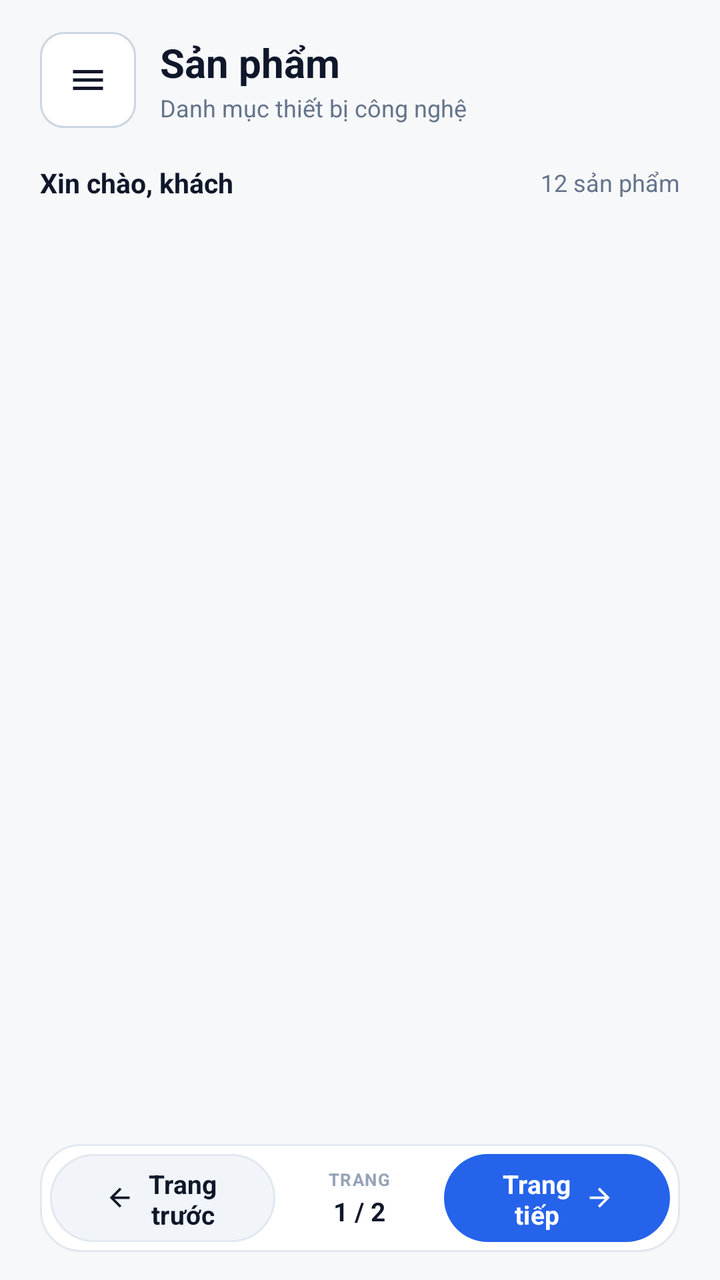
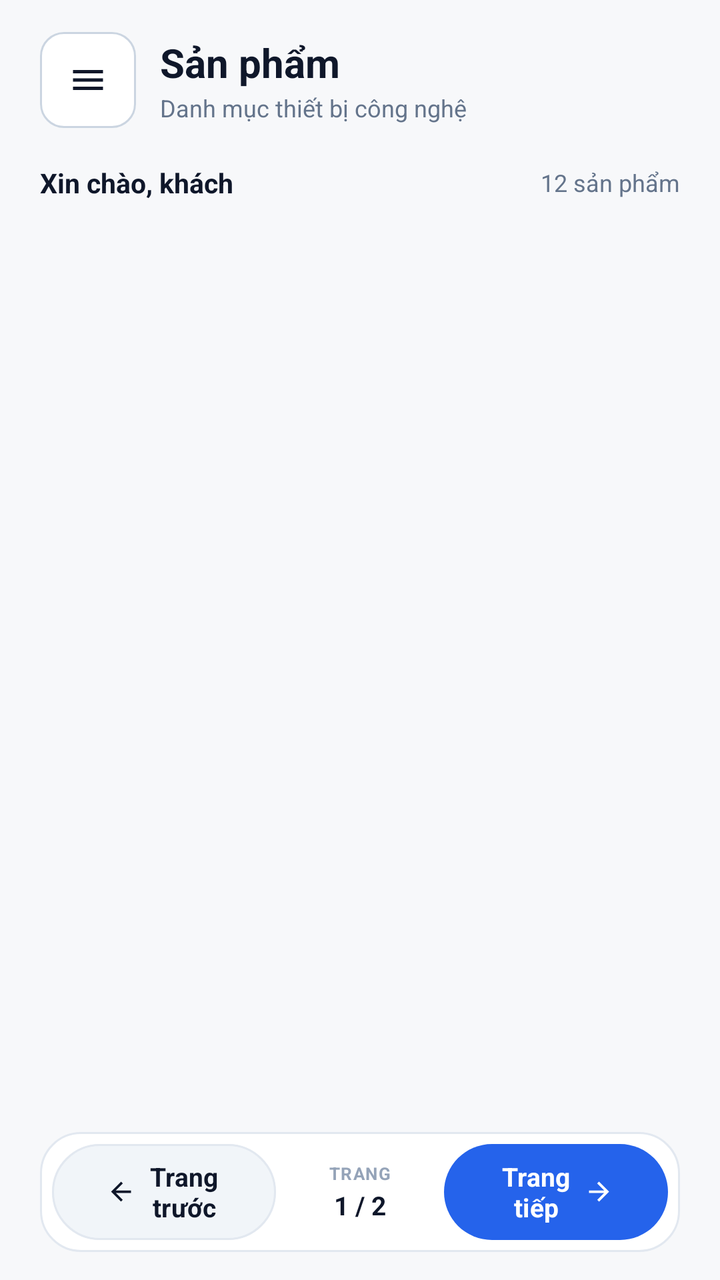

The first picture is an Android layout as it rendered before a commit; the second is the same layout after the commit. The layout source and the unified diff follow.
<!-- AndroidManifest.xml: application theme Theme.MyApplication -->
<!-- res/layout/activity_product_list.xml -->
<?xml version="1.0" encoding="utf-8"?>
<LinearLayout xmlns:android="http://schemas.android.com/apk/res/android"
    xmlns:app="http://schemas.android.com/apk/res-auto"
    xmlns:tools="http://schemas.android.com/tools"
    android:id="@+id/rootProductList"
    android:layout_width="match_parent"
    android:layout_height="match_parent"
    android:background="@color/screen_background"
    android:fitsSystemWindows="true"
    android:orientation="vertical"
    android:paddingStart="20dp"
    android:paddingTop="12dp"
    android:paddingEnd="20dp"
    android:paddingBottom="14dp"
    tools:ignore="HardcodedText,TextContrastCheck">

    
    <LinearLayout
        android:id="@+id/headerBar"
        android:layout_width="match_parent"
        android:layout_height="wrap_content"
        android:gravity="center_vertical"
        android:orientation="horizontal"
        android:paddingTop="4dp"
        android:paddingBottom="4dp">

        <com.google.android.material.button.MaterialButton
            android:id="@+id/btnToggleMenu"
            android:layout_width="48dp"
            android:layout_height="48dp"
            android:clickable="true"
            android:contentDescription="Mở hoặc đóng menu"
            android:focusable="true"
            android:insetLeft="0dp"
            android:insetTop="0dp"
            android:insetRight="0dp"
            android:insetBottom="0dp"
            android:minWidth="48dp"
            android:minHeight="48dp"
            android:padding="0dp"
            app:backgroundTint="@color/surface"
            app:cornerRadius="12dp"
            app:icon="@drawable/ic_menu_24"
            app:iconGravity="textStart"
            app:iconPadding="0dp"
            app:iconSize="20dp"
            app:iconTint="@color/ink"
            app:strokeColor="@color/border_strong"
            app:strokeWidth="1dp"
            tools:ignore="TouchTargetSizeCheck" />

        <LinearLayout
            android:layout_width="0dp"
            android:layout_height="wrap_content"
            android:layout_marginStart="12dp"
            android:layout_weight="1"
            android:orientation="vertical">

            <TextView
                android:id="@+id/tvHeaderTitle"
                android:layout_width="wrap_content"
                android:layout_height="wrap_content"
                android:text="Sản phẩm"
                android:textColor="@color/ink"
                android:textSize="20sp"
                android:textStyle="bold" />

            <TextView
                android:id="@+id/tvHeaderSubtitle"
                android:layout_width="wrap_content"
                android:layout_height="wrap_content"
                android:layout_marginTop="1dp"
                android:text="Danh mục thiết bị công nghệ"
                android:textColor="@color/text_secondary"
                android:textSize="12sp" />
        </LinearLayout>
    </LinearLayout>

    
    <LinearLayout
        android:id="@+id/layoutMenu"
        android:layout_width="match_parent"
        android:layout_height="wrap_content"
        android:layout_marginTop="10dp"
        android:background="@drawable/bg_surface"
        android:elevation="4dp"
        android:orientation="vertical"
        android:padding="12dp"
        android:visibility="gone">

        <LinearLayout
            android:layout_width="match_parent"
            android:layout_height="wrap_content"
            android:gravity="center_vertical"
            android:orientation="horizontal"
            android:paddingStart="8dp"
            android:paddingTop="2dp"
            android:paddingEnd="8dp"
            android:paddingBottom="8dp">

            <TextView
                android:layout_width="0dp"
                android:layout_height="wrap_content"
                android:layout_weight="1"
                android:letterSpacing="0.08"
                android:text="ĐIỀU HƯỚNG &amp; BỘ LỌC"
                android:textColor="@color/text_tertiary"
                android:textSize="10sp"
                android:textStyle="bold" />

            <TextView
                android:id="@+id/tvMenuAccountBadge"
                android:layout_width="wrap_content"
                android:layout_height="wrap_content"
                android:background="@drawable/bg_badge_primary"
                android:paddingStart="8dp"
                android:paddingTop="3dp"
                android:paddingEnd="8dp"
                android:paddingBottom="3dp"
                android:text="Tài khoản: admin"
                android:textColor="@color/primary_dark"
                android:textSize="11sp"
                android:textStyle="bold" />
        </LinearLayout>

        <TextView
            android:id="@+id/menuHome"
            android:layout_width="match_parent"
            android:layout_height="48dp"
            android:background="@drawable/bg_menu_item"
            android:clickable="true"
            android:focusable="true"
            android:gravity="center_vertical"
            android:paddingStart="12dp"
            android:paddingEnd="12dp"
            android:text="Tất cả sản phẩm"
            android:textColor="@color/primary_dark"
            android:textSize="13.5sp"
            android:textStyle="bold" />

        <TextView
            android:id="@+id/menuFilterMobile"
            android:layout_width="match_parent"
            android:layout_height="48dp"
            android:background="@drawable/bg_menu_item"
            android:clickable="true"
            android:focusable="true"
            android:gravity="center_vertical"
            android:paddingStart="12dp"
            android:paddingEnd="12dp"
            android:text="Điện thoại &amp; Máy tính bảng"
            android:textColor="@color/ink"
            android:textSize="13.5sp" />

        <TextView
            android:id="@+id/menuFilterAudio"
            android:layout_width="match_parent"
            android:layout_height="48dp"
            android:background="@drawable/bg_menu_item"
            android:clickable="true"
            android:focusable="true"
            android:gravity="center_vertical"
            android:paddingStart="12dp"
            android:paddingEnd="12dp"
            android:text="Thiết bị âm thanh (Tai nghe, Loa)"
            android:textColor="@color/ink"
            android:textSize="13.5sp" />

        <TextView
            android:id="@+id/menuFilterAccessory"
            android:layout_width="match_parent"
            android:layout_height="48dp"
            android:background="@drawable/bg_menu_item"
            android:clickable="true"
            android:focusable="true"
            android:gravity="center_vertical"
            android:paddingStart="12dp"
            android:paddingEnd="12dp"
            android:text="Laptop &amp; Phụ kiện công nghệ"
            android:textColor="@color/ink"
            android:textSize="13.5sp" />

        <View
            android:layout_width="match_parent"
            android:layout_height="1dp"
            android:layout_marginTop="6dp"
            android:layout_marginBottom="6dp"
            android:background="@color/border" />

        <TextView
            android:id="@+id/menuInfo"
            android:layout_width="match_parent"
            android:layout_height="48dp"
            android:background="@drawable/bg_menu_item"
            android:clickable="true"
            android:focusable="true"
            android:gravity="center_vertical"
            android:paddingStart="12dp"
            android:paddingEnd="12dp"
            android:text="Thông tin ứng dụng"
            android:textColor="@color/text_secondary"
            android:textSize="13.5sp" />

        <TextView
            android:id="@+id/menuLogout"
            android:layout_width="match_parent"
            android:layout_height="48dp"
            android:background="@drawable/bg_menu_item"
            android:clickable="true"
            android:focusable="true"
            android:gravity="center_vertical"
            android:paddingStart="12dp"
            android:paddingEnd="12dp"
            android:text="Đăng xuất"
            android:textColor="@color/danger"
            android:textSize="13.5sp"
            android:textStyle="bold" />
    </LinearLayout>

    
    <LinearLayout
        android:layout_width="match_parent"
        android:layout_height="wrap_content"
        android:layout_marginTop="14dp"
        android:layout_marginBottom="10dp"
        android:gravity="center_vertical"
        android:orientation="horizontal">

        <TextView
            android:id="@+id/tvWelcomeUser"
            android:layout_width="0dp"
            android:layout_height="wrap_content"
            android:layout_weight="1"
            android:text="Xin chào, khách"
            android:textColor="@color/ink"
            android:textSize="13.5sp"
            android:textStyle="bold" />

        <TextView
            android:id="@+id/tvProductCount"
            android:layout_width="wrap_content"
            android:layout_height="wrap_content"
            android:text="12 sản phẩm"
            android:textColor="@color/text_secondary"
            android:textSize="12sp" />

    </LinearLayout>

    
    <ListView
        android:id="@+id/listView"
        android:layout_width="match_parent"
        android:layout_height="0dp"
        android:layout_weight="1"
        android:background="@android:color/transparent"
        android:clipToPadding="false"
        android:divider="@null"
        android:dividerHeight="0dp"
        android:listSelector="@android:color/transparent"
        android:overScrollMode="never"
        android:paddingBottom="4dp"
        android:scrollbars="none" />

    
    <LinearLayout
        android:layout_width="match_parent"
        android:layout_height="wrap_content"
        android:layout_marginTop="10dp"
        android:background="@drawable/bg_bottom_bar"
        android:gravity="center_vertical"
        android:orientation="horizontal"
        android:padding="5dp">

        <com.google.android.material.button.MaterialButton
            android:id="@+id/btnPrev"
            android:layout_width="0dp"
            android:layout_height="44dp"
            android:layout_weight="1"
            android:insetLeft="0dp"
            android:insetTop="0dp"
            android:insetRight="0dp"
            android:insetBottom="0dp"
            android:minWidth="44dp"
            android:minHeight="44dp"
            android:text="Trang trước"
            android:textAllCaps="false"
            android:textColor="@color/ink"
            android:textSize="13sp"
            android:textStyle="bold"
            app:backgroundTint="@color/surface_subtle"
            app:cornerRadius="22dp"
            app:icon="@drawable/ic_arrow_left_24"
            app:iconGravity="textStart"
            app:iconPadding="5dp"
            app:iconSize="15dp"
            app:iconTint="@color/ink"
            app:strokeColor="@color/border"
            app:strokeWidth="1dp"
            tools:ignore="TouchTargetSizeCheck" />

        <LinearLayout
            android:layout_width="0dp"
            android:layout_height="44dp"
            android:layout_weight="0.75"
            android:gravity="center"
            android:orientation="vertical">

            <TextView
                android:layout_width="wrap_content"
                android:layout_height="wrap_content"
                android:letterSpacing="0.06"
                android:text="TRANG"
                android:textColor="@color/text_tertiary"
                android:textSize="8.5sp"
                android:textStyle="bold" />

            <TextView
                android:id="@+id/tvPage"
                android:layout_width="wrap_content"
                android:layout_height="wrap_content"
                android:layout_marginTop="1dp"
                android:text="1 / 2"
                android:textColor="@color/ink"
                android:textSize="13sp"
                android:textStyle="bold" />
        </LinearLayout>

        <com.google.android.material.button.MaterialButton
            android:id="@+id/btnNext"
            android:layout_width="0dp"
            android:layout_height="44dp"
            android:layout_weight="1"
            android:insetLeft="0dp"
            android:insetTop="0dp"
            android:insetRight="0dp"
            android:insetBottom="0dp"
            android:minWidth="44dp"
            android:minHeight="44dp"
            android:text="Trang tiếp"
            android:textAllCaps="false"
            android:textColor="@color/white"
            android:textSize="13sp"
            android:textStyle="bold"
            app:backgroundTint="@color/primary"
            app:cornerRadius="22dp"
            app:icon="@drawable/ic_arrow_right_24"
            app:iconGravity="textEnd"
            app:iconPadding="5dp"
            app:iconSize="15dp"
            app:iconTint="@color/white"
            tools:ignore="TouchTargetSizeCheck" />
    </LinearLayout>

</LinearLayout>
<!-- resources referenced by this layout -->
<resources>
  <color name="border">#E2E8F0</color>
  <color name="border_strong">#CBD5E1</color>
  <color name="danger">#DC2626</color>
  <color name="ink">#0F172A</color>
  <color name="primary">#2563EB</color>
  <color name="primary_dark">#1D4ED8</color>
  <color name="screen_background">#F7F8FA</color>
  <color name="surface">#FFFFFFFF</color>
  <color name="surface_subtle">#F1F5F9</color>
  <color name="text_secondary">#64748B</color>
  <color name="text_tertiary">#94A3B8</color>
  <color name="white">#FFFFFFFF</color>
  <!-- drawable bg_badge_primary (drawable) -->
  <?xml version="1.0" encoding="utf-8"?>
  <shape xmlns:android="http://schemas.android.com/apk/res/android" android:shape="rectangle">
      <solid android:color="@color/primary_soft" />
      <corners android:radius="6dp" />
  </shape>
  <!-- drawable bg_bottom_bar (drawable) -->
  <?xml version="1.0" encoding="utf-8"?>
  <shape xmlns:android="http://schemas.android.com/apk/res/android" android:shape="rectangle">
      <solid android:color="@color/surface" />
      <stroke android:width="1dp" android:color="@color/border" />
      <corners android:radius="20dp" />
  </shape>
  <!-- drawable bg_menu_item (drawable) -->
  <?xml version="1.0" encoding="utf-8"?>
  <selector xmlns:android="http://schemas.android.com/apk/res/android">
      <item android:state_pressed="true">
          <shape android:shape="rectangle">
              <solid android:color="@color/primary_soft" />
              <corners android:radius="10dp" />
          </shape>
      </item>
      <item>
          <shape android:shape="rectangle">
              <solid android:color="@color/surface" />
              <corners android:radius="10dp" />
          </shape>
      </item>
  </selector>
  <!-- drawable bg_surface (drawable) -->
  <?xml version="1.0" encoding="utf-8"?>
  <shape xmlns:android="http://schemas.android.com/apk/res/android" android:shape="rectangle">
      <solid android:color="@color/surface" />
      <stroke android:width="1dp" android:color="@color/border" />
      <corners android:radius="18dp" />
  </shape>
  <!-- drawable ic_arrow_left_24 (drawable) -->
  <?xml version="1.0" encoding="utf-8"?>
  <vector xmlns:android="http://schemas.android.com/apk/res/android" android:width="24dp" android:height="24dp" android:viewportWidth="24" android:viewportHeight="24">
      <path android:fillColor="#FF0F172A" android:pathData="M20,11H7.83l5.59,-5.59L12,4l-8,8 8,8 1.41,-1.41L7.83,13H20v-2z" />
  </vector>
  <!-- drawable ic_arrow_right_24 (drawable) -->
  <?xml version="1.0" encoding="utf-8"?>
  <vector xmlns:android="http://schemas.android.com/apk/res/android" android:width="24dp" android:height="24dp" android:viewportWidth="24" android:viewportHeight="24">
      <path android:fillColor="#FF0F172A" android:pathData="M12,4l-1.41,1.41L16.17,11H4v2h12.17l-5.58,5.59L12,20l8,-8z" />
  </vector>
  <!-- drawable ic_menu_24 (drawable) -->
  <?xml version="1.0" encoding="utf-8"?>
  <vector xmlns:android="http://schemas.android.com/apk/res/android" android:width="24dp" android:height="24dp" android:viewportWidth="24" android:viewportHeight="24">
      <path android:fillColor="#FF1D4ED8" android:pathData="M3,6h18v2H3zM3,11h18v2H3zM3,16h18v2H3z" />
  </vector>
  <style name="Theme.MyApplication" parent="Base.Theme.MyApplication" />
  <color name="primary_soft">#EFF6FF</color>
  <style name="Base.Theme.MyApplication" parent="Theme.Material3.Light.NoActionBar">
          <item name="colorPrimary">@color/primary</item>
          <item name="colorOnPrimary">@color/white</item>
          <item name="colorSurface">@color/surface</item>
          <item name="android:fontFamily">sans-serif</item>
          <item name="android:windowLightStatusBar">true</item>
          <item name="android:statusBarColor">@color/screen_background</item>
          <item name="android:navigationBarColor">@color/screen_background</item>
          <item name="android:windowLightNavigationBar" tools:targetApi="27">true</item>
          <item name="android:windowActionModeOverlay">true</item>
      </style>
</resources>

<!-- the commit's change to res/layout/activity_product_list.xml (unified diff, before → after) -->
@@ -12,7 +12,7 @@
     android:paddingTop="12dp"
     android:paddingEnd="20dp"
     android:paddingBottom="14dp"
-    tools:ignore="HardcodedText,TextContrastCheck">
+    tools:ignore="HardcodedText,TextContrastCheck,TouchTargetSizeCheck">
 
     
     <LinearLayout
@@ -269,26 +269,26 @@
         android:background="@drawable/bg_bottom_bar"
         android:gravity="center_vertical"
         android:orientation="horizontal"
-        android:padding="5dp">
+        android:padding="6dp">
 
         <com.google.android.material.button.MaterialButton
             android:id="@+id/btnPrev"
             android:layout_width="0dp"
-            android:layout_height="44dp"
+            android:layout_height="48dp"
             android:layout_weight="1"
             android:insetLeft="0dp"
             android:insetTop="0dp"
             android:insetRight="0dp"
             android:insetBottom="0dp"
-            android:minWidth="44dp"
-            android:minHeight="44dp"
+            android:minWidth="48dp"
+            android:minHeight="48dp"
             android:text="Trang trước"
             android:textAllCaps="false"
             android:textColor="@color/ink"
             android:textSize="13sp"
             android:textStyle="bold"
             app:backgroundTint="@color/surface_subtle"
-            app:cornerRadius="22dp"
+            app:cornerRadius="24dp"
             app:icon="@drawable/ic_arrow_left_24"
             app:iconGravity="textStart"
             app:iconPadding="5dp"
@@ -300,7 +300,7 @@
 
         <LinearLayout
             android:layout_width="0dp"
-            android:layout_height="44dp"
+            android:layout_height="48dp"
             android:layout_weight="0.75"
             android:gravity="center"
             android:orientation="vertical">
@@ -328,21 +328,21 @@
         <com.google.android.material.button.MaterialButton
             android:id="@+id/btnNext"
             android:layout_width="0dp"
-            android:layout_height="44dp"
+            android:layout_height="48dp"
             android:layout_weight="1"
             android:insetLeft="0dp"
             android:insetTop="0dp"
             android:insetRight="0dp"
             android:insetBottom="0dp"
-            android:minWidth="44dp"
-            android:minHeight="44dp"
+            android:minWidth="48dp"
+            android:minHeight="48dp"
             android:text="Trang tiếp"
             android:textAllCaps="false"
             android:textColor="@color/white"
             android:textSize="13sp"
             android:textStyle="bold"
             app:backgroundTint="@color/primary"
-            app:cornerRadius="22dp"
+            app:cornerRadius="24dp"
             app:icon="@drawable/ic_arrow_right_24"
             app:iconGravity="textEnd"
             app:iconPadding="5dp"
